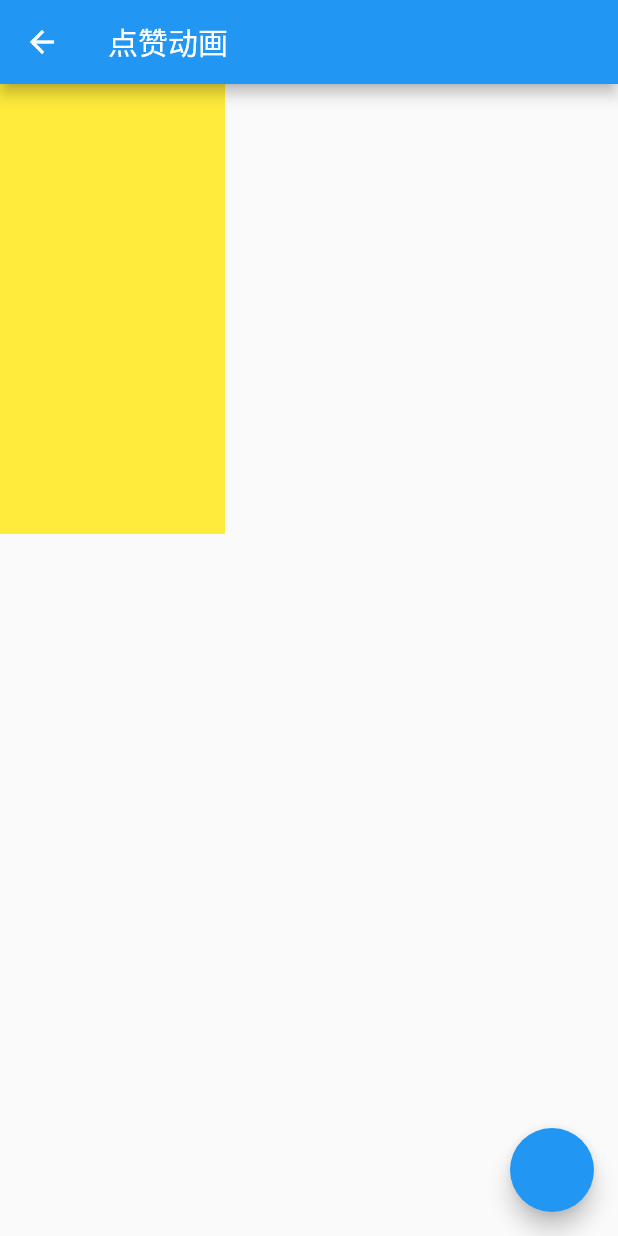
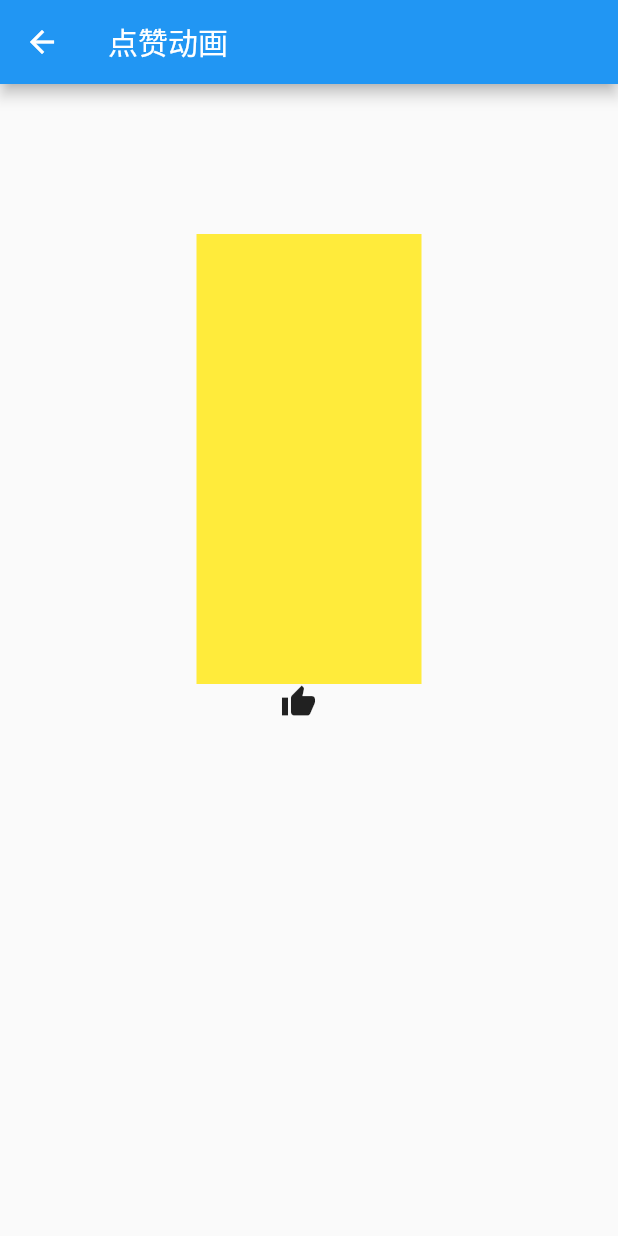
Before and after one commit to NXliujunjie/thumbs_up, a Flutter app: the AnimatePage screen opened directly, on a phone screen of 412 x 824 dp. Run offline on Flutter 3.47's test engine with Material 2 defaults, Android fonts, the phone set to English and light mode, and no system bars.

Commit message:
代码提交

```diff
--- a/lib/AnimatePage.dart
+++ b/lib/AnimatePage.dart
@@ -48,10 +48,15 @@ class _AnimatePageState extends State<AnimatePage>
       appBar: AppBar(
         title: Text("点赞动画"),
       ),
-      body: StreamBuilder(
+      body: Center(
+        child: Column(
+          children: <Widget>[
+            SizedBox(height: 100,),
+            StreamBuilder(
               stream: widgetListStreamController.stream,
               initialData: <Widget>[],
-        builder: (BuildContext context, AsyncSnapshot<List<Widget>> snapshot) {
+              builder:
+                  (BuildContext context, AsyncSnapshot<List<Widget>> snapshot) {
                 if (snapshot.data != null) {
                   return Container(
                     color: Colors.yellow,
@@ -66,12 +71,8 @@ class _AnimatePageState extends State<AnimatePage>
                 }
               },
             ),
-      floatingActionButton: FloatingActionButton(
-        child: Container(
-          width: 60,
-          height: 60,
-        ),
-        onPressed: () {
+            InkWell(
+              onTap: () {
                 AnimationController controller = new AnimationController(
                     duration: const Duration(milliseconds: 4000), vsync: this);
                 Animation<double> animationXY =
@@ -87,7 +88,36 @@ class _AnimatePageState extends State<AnimatePage>
                 animationControllerList.add(controller);
                 widgetListStreamController.sink.add(list);
               },
+              child: Container(
+                margin: EdgeInsets.only(right: 14),
+                child: Icon(Icons.thumb_up),
               ),
+            ),
+          ],
+        ),
+      ),
+      // floatingActionButton: FloatingActionButton(
+      //   child: Container(
+      //     width: 60,
+      //     height: 60,
+      //   ),
+      //   onPressed: () {
+      //     AnimationController controller = new AnimationController(
+      //         duration: const Duration(milliseconds: 4000), vsync: this);
+      //     Animation<double> animationXY =
+      //         new Tween(begin: 300.0, end: 0.0).animate(controller);
+      //     animationXY.addStatusListener((status) {
+      //       setState(() {});
+      //     });
+      //     controller.forward();
+      //     list.add(AnimatedLogo(
+      //       animation: animationXY,
+      //       type: Random().nextInt(3),
+      //     ));
+      //     animationControllerList.add(controller);
+      //     widgetListStreamController.sink.add(list);
+      //   },
+      // ),
     );
   }
 }
```
Also changed, not shown: lib/AnimatedLogo.dart (+53 -31 lines). Lines whose indentation alone changed are shown as unchanged.
